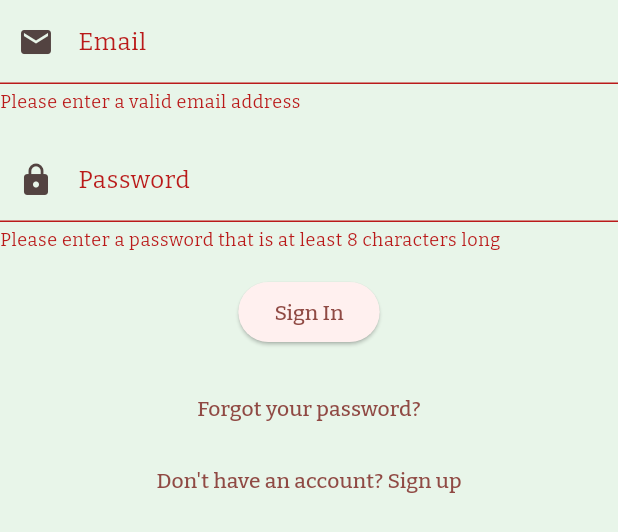
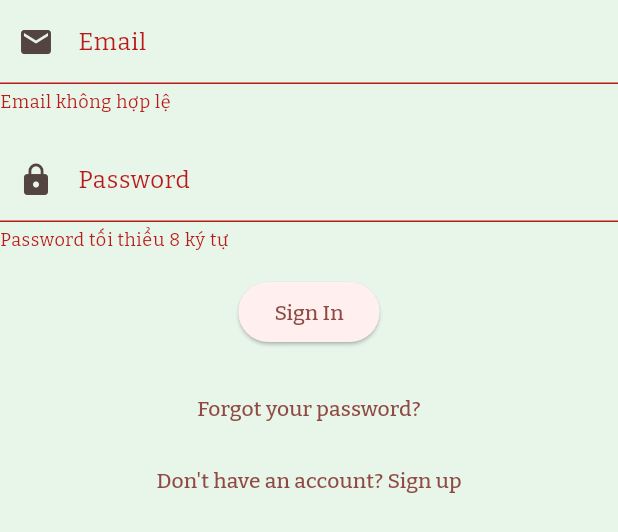
Before and after one commit to Rizzaxc/pubox-mirror, a Flutter app: the SupaEmailAuth widget shown alone on an empty page, opened directly, after a tap on "Sign In", on a phone screen of 412 x 824 dp. Shown: the top 532 px of the screen. Run offline on Flutter 3.47's test engine with Material 3 defaults, Android fonts, the phone set to English and light mode, and no system bars; our stand-ins replace animated_bottom_navigation_bar, email_validator, flutter_dotenv, flutter_svg, font_awesome_flutter, go_router and 7 more; accounts and stored records are empty; project files that could hold a hidden picture were left out.

Commit message:
small auth form wording & validator fix

```diff
--- a/lib/misc/flutter_auth_ui/src/components/supa_email_auth.dart
+++ b/lib/misc/flutter_auth_ui/src/components/supa_email_auth.dart
@@ -175,7 +175,7 @@ class SupaEmailAuth extends StatefulWidget {
   /// Validator function for the password field
   ///
   /// If null, a default validator will be used that checks if
-  /// the password is at least 6 characters long.
+  /// the password is at least 8 characters long.
   final String? Function(String?)? passwordValidator;
 
   /// Callback for the user to complete a sign in.
@@ -335,7 +335,7 @@ class _SupaEmailAuthState extends State<SupaEmailAuth> {
                     : TextInputAction.done,
                 validator: widget.passwordValidator ??
                     (value) {
-                      if (value == null || value.isEmpty || value.length < 6) {
+                      if (value == null || value.isEmpty || value.length < 8) {
                         return localization.passwordLengthError;
                       }
                       return null;
--- a/lib/misc/flutter_auth_ui/src/localizations/supa_email_auth_localization.dart
+++ b/lib/misc/flutter_auth_ui/src/localizations/supa_email_auth_localization.dart
@@ -18,10 +18,10 @@ class SupaEmailAuthLocalization {
 
   const SupaEmailAuthLocalization({
     this.enterEmail = 'Email',
-    this.validEmailError = 'Please enter a valid email address',
+    this.validEmailError = 'Email không hợp lệ',
     this.enterPassword = 'Password',
     this.passwordLengthError =
-        'Please enter a password that is at least 8 characters long',
+        'Password tối thiểu 8 ký tự',
     this.signIn = 'Sign In',
     this.signUp = 'Sign Up',
     this.forgotPassword = 'Forgot your password?',
```
Also changed, not shown: 1 other file.
